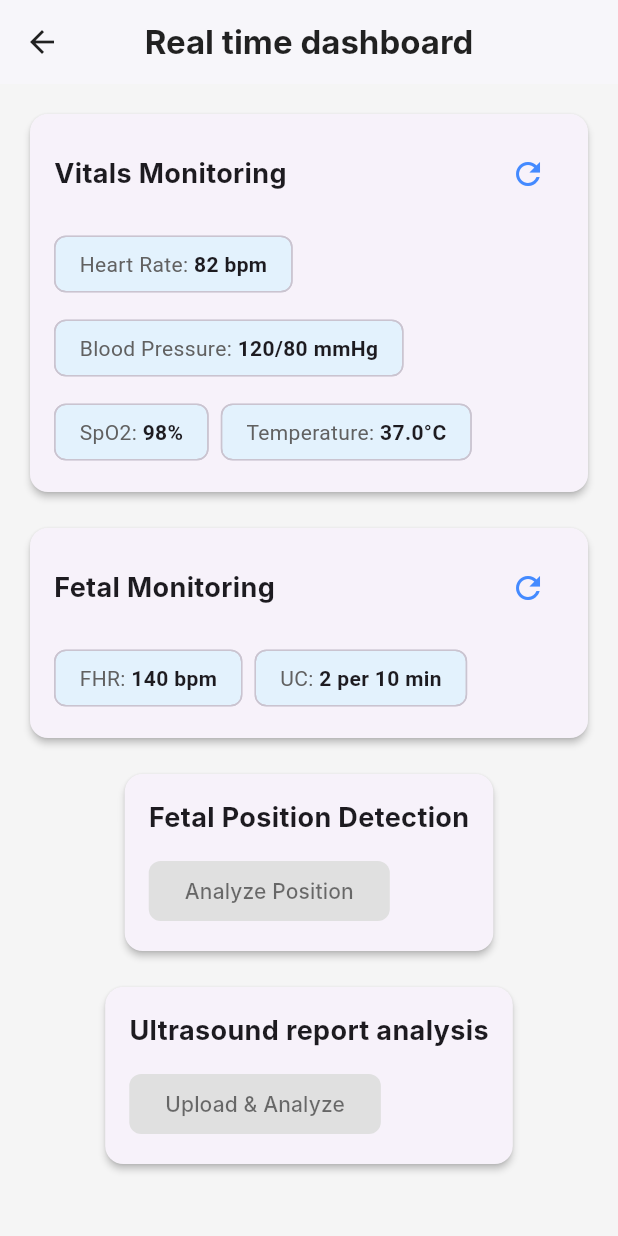
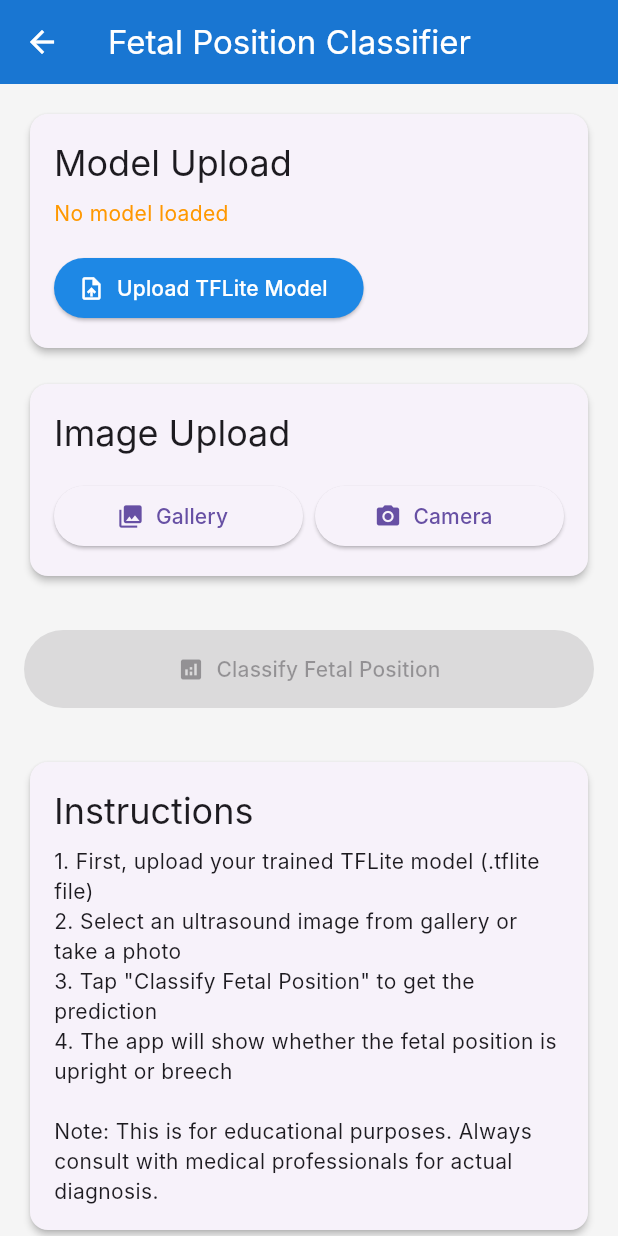
Before and after one commit to Tejashj/maternalhealthcare_app, a Flutter app: the DashboardScreen screen opened directly, after a tap on "Upload & Analyze", on a phone screen of 412 x 824 dp. Run offline on Flutter 3.47's test engine with Material 3 defaults, Android fonts, the phone set to English and light mode, and no system bars; our stand-ins replace appwrite, file_picker, firebase_auth, firebase_core, flutter_dotenv, flutter_signin_button and 6 more; missing offline and left inert: tflite_flutter; accounts and stored records are empty; Roboto replaces fonts that are missing (Inter).

Commit message:
maternal dashboard

```diff
--- /dev/null
+++ b/assets/labels/labels.txt
@@ -0,0 +1,3 @@
+0 Class 1
+1 breech
+2 upright
--- a/lib/patient_side/screens/dashboard.dart
+++ b/lib/patient_side/screens/dashboard.dart
@@ -1,8 +1,10 @@
 import 'package:flutter/material.dart';
+import 'package:maternalhealthcare/patient_side/provider/patient_provider.dart';
+import 'package:maternalhealthcare/patient_side/widgets/action_card.dart';
+import 'package:maternalhealthcare/patient_side/widgets/monitoring_card.dart';
 import 'package:provider/provider.dart';
-import '../provider/patient_provider.dart';
-import '../widgets/action_card.dart';
-import '../widgets/monitoring_card.dart';
+import 'maternaldashboard.dart';
+import 'positionclassifier.dart';
 
 class DashboardScreen extends StatelessWidget {
   const DashboardScreen({super.key});
@@ -32,8 +34,7 @@ class DashboardScreen extends StatelessWidget {
                   title: 'Vitals Monitoring',
                   isLoading: patientData.isVitalsLoading,
                   onRefresh: () => patientData.fetchVitals(),
-                  dataWidgets:
-                      patientData.vitals
+                  dataWidgets: patientData.vitals
                       .map(
                         (vital) =>
                             DataChip(label: vital.name, value: vital.value),
@@ -47,8 +48,7 @@ class DashboardScreen extends StatelessWidget {
                   title: 'Fetal Monitoring',
                   isLoading: patientData.isFetalDataLoading,
                   onRefresh: () => patientData.fetchFetalData(),
-                  dataWidgets:
-                      patientData.fetalData
+                  dataWidgets: patientData.fetalData
                       .map(
                         (data) =>
                             DataChip(label: data.name, value: data.value),
@@ -57,18 +57,32 @@ class DashboardScreen extends StatelessWidget {
                 ),
                 const SizedBox(height: 16),
 
-                // Action cards remain stateless as they don't depend on the provider
+                // Action cards with navigation
                 ActionCard(
                   title: 'Fetal Position Detection',
                   buttonText: 'Analyze Position',
-                  onButtonPressed: () {},
+                  onButtonPressed: () {
+                    Navigator.push(
+                      context,
+                      MaterialPageRoute(
+                        builder: (context) =>  ECGMonitorApp(),
+                      ),
+                    );
+                  },
                 ),
                 const SizedBox(height: 16),
 
                 ActionCard(
                   title: 'Ultrasound report analysis',
                   buttonText: 'Upload & Analyze',
-                  onButtonPressed: () {},
+                  onButtonPressed: () {
+                    Navigator.push(
+                      context,
+                      MaterialPageRoute(
+                        builder: (context) => FetalPositionClassifier(),
+                      ),
+                    );
+                  },
                 ),
               ],
             ),
--- /dev/null
+++ b/lib/patient_side/screens/positionclassifier.dart
@@ -0,0 +1,445 @@
+import 'package:flutter/material.dart';
+import 'package:file_picker/file_picker.dart';
+import 'package:tflite_flutter/tflite_flutter.dart';
+import 'package:image/image.dart' as img;
+import 'package:image_picker/image_picker.dart';
+import 'dart:io';
+import 'dart:typed_data';
+import 'dart:math';
+
+
+class FetalPositionClassifier extends StatefulWidget {
+  @override
+  _FetalPositionClassifierState createState() => _FetalPositionClassifierState();
+}
+
+class _FetalPositionClassifierState extends State<FetalPositionClassifier> {
+  Interpreter? _interpreter;
+  File? _modelFile;
+  File? _imageFile;
+  String _result = '';
+  bool _isLoading = false;
+  String _modelStatus = 'No model loaded';
+
+  final ImagePicker _picker = ImagePicker();
+
+  @override
+  void initState() {
+    super.initState();
+  }
+
+  @override
+  void dispose() {
+    _interpreter?.close();
+    super.dispose();
+  }
+
+  // Upload TFLite model
+  Future<void> _uploadModel() async {
+    try {
+      FilePickerResult? result = await FilePicker.platform.pickFiles(
+        type: FileType.custom,
+        allowedExtensions: ['tflite'],
+      );
+
+      if (result != null && result.files.single.path != null) {
+        setState(() {
+          _modelFile = File(result.files.single.path!);
+          _modelStatus = 'Loading model...';
+        });
+
+        await _loadModel();
+      }
+    } catch (e) {
+      setState(() {
+        _modelStatus = 'Error loading model: $e';
+      });
+    }
+  }
+
+  // Load the TFLite model
+  Future<void> _loadModel() async {
+    try {
+      if (_modelFile != null) {
+        _interpreter?.close();
+        _interpreter = await Interpreter.fromFile(_modelFile!);
+
+        setState(() {
+          _modelStatus = 'Model loaded successfully';
+        });
+
+        // Print model input/output details for debugging
+        print('Input shape: ${_interpreter!.getInputTensor(0).shape}');
+        print('Output shape: ${_interpreter!.getOutputTensor(0).shape}');
+      }
+    } catch (e) {
+      setState(() {
+        _modelStatus = 'Error loading model: $e';
+      });
+    }
+  }
+
+  // Pick image from gallery or camera
+  Future<void> _pickImage(ImageSource source) async {
+    try {
+      final XFile? pickedFile = await _picker.pickImage(source: source);
+
+      if (pickedFile != null) {
+        setState(() {
+          _imageFile = File(pickedFile.path);
+          _result = '';
+        });
+      }
+    } catch (e) {
+      ScaffoldMessenger.of(context).showSnackBar(
+        SnackBar(content: Text('Error picking image: $e')),
+      );
+    }
+  }
+
+  // Preprocess image for model input
+  Float32List _preprocessImage(File imageFile) {
+    // Read and decode image
+    final imageBytes = imageFile.readAsBytesSync();
+    img.Image? image = img.decodeImage(imageBytes);
+
+    if (image == null) {
+      throw Exception('Could not decode image');
+    }
+
+    // Resize image to model input size (assuming 224x224, adjust as needed)
+    img.Image resizedImage = img.copyResize(image, width: 224, height: 224);
+
+    // Convert to Float32List and normalize
+    Float32List input = Float32List(1 * 224 * 224 * 3);
+    int pixelIndex = 0;
+
+    for (int y = 0; y < 224; y++) {
+      for (int x = 0; x < 224; x++) {
+        img.Pixel pixel = resizedImage.getPixel(x, y);
+
+        // Normalize pixel values to [0, 1] or [-1, 1] depending on your model
+        input[pixelIndex++] = pixel.r / 255.0;
+        input[pixelIndex++] = pixel.g / 255.0;
+        input[pixelIndex++] = pixel.b / 255.0;
+      }
+    }
+
+    return input;
+  }
+
+  // Run inference
+  Future<void> _classifyImage() async {
+    if (_interpreter == null) {
+      setState(() {
+        _result = 'Please load a model first';
+      });
+      return;
+    }
+
+    if (_imageFile == null) {
+      setState(() {
+        _result = 'Please select an image first';
+      });
+      return;
+    }
+
+    setState(() {
+      _isLoading = true;
+      _result = '';
+    });
+
+    try {
+      // Preprocess image
+      Float32List input = _preprocessImage(_imageFile!);
+
+      // Reshape input for the model [1, 224, 224, 3]
+      var inputTensor = input.reshape([1, 224, 224, 3]);
+
+      // Prepare output tensor
+      var outputTensor = Float32List(2).reshape([1, 2]); // Assuming binary classification
+
+      // Run inference
+      _interpreter!.run(inputTensor, outputTensor);
+
+      // Process results
+      List<double> probabilities = outputTensor[0].cast<double>();
+
+      // Determine prediction
+      String prediction;
+      double confidence;
+
+      if (probabilities[0] > probabilities[1]) {
+        prediction = 'Upright Position';
+        confidence = probabilities[0];
+      } else {
+        prediction = 'Breech Position';
+        confidence = probabilities[1];
+      }
+
+      setState(() {
+        _result = '$prediction\nConfidence: ${(confidence * 100).toStringAsFixed(1)}%';
+        _isLoading = false;
+      });
+
+    } catch (e) {
+      setState(() {
+        _result = 'Error during classification: $e';
+        _isLoading = false;
+      });
+    }
+  }
+
+  @override
+  Widget build(BuildContext context) {
+    return Scaffold(
+      appBar: AppBar(
+        title: Text('Fetal Position Classifier'),
+        backgroundColor: Colors.blue[700],
+        foregroundColor: Colors.white,
+      ),
+      body: SingleChildScrollView(
+        padding: EdgeInsets.all(16.0),
+        child: Column(
+          crossAxisAlignment: CrossAxisAlignment.stretch,
+          children: [
+            // Model Upload Section
+            Card(
+              child: Padding(
+                padding: EdgeInsets.all(16.0),
+                child: Column(
+                  crossAxisAlignment: CrossAxisAlignment.start,
+                  children: [
+                    Text(
+                      'Model Upload',
+                      style: Theme.of(context).textTheme.headlineSmall,
+                    ),
+                    SizedBox(height: 8),
+                    Text(
+                      _modelStatus,
+                      style: TextStyle(
+                        color: _modelStatus.contains('successfully')
+                            ? Colors.green
+                            : _modelStatus.contains('Error')
+                                ? Colors.red
+                                : Colors.orange,
+                      ),
+                    ),
+                    SizedBox(height: 16),
+                    ElevatedButton.icon(
+                      onPressed: _uploadModel,
+                      icon: Icon(Icons.upload_file),
+                      label: Text('Upload TFLite Model'),
+                      style: ElevatedButton.styleFrom(
+                        backgroundColor: Colors.blue[600],
+                        foregroundColor: Colors.white,
+                      ),
+                    ),
+                  ],
+                ),
+              ),
+            ),
+
+            SizedBox(height: 16),
+
+            // Image Upload Section
+            Card(
+              child: Padding(
+                padding: EdgeInsets.all(16.0),
+                child: Column(
+                  crossAxisAlignment: CrossAxisAlignment.start,
+                  children: [
+                    Text(
+                      'Image Upload',
+                      style: Theme.of(context).textTheme.headlineSmall,
+                    ),
+                    SizedBox(height: 16),
+                    Row(
+                      children: [
+                        Expanded(
+                          child: ElevatedButton.icon(
+                            onPressed: () => _pickImage(ImageSource.gallery),
+                            icon: Icon(Icons.photo_library),
+                            label: Text('Gallery'),
+                          ),
+                        ),
+                        SizedBox(width: 8),
+                        Expanded(
+                          child: ElevatedButton.icon(
+                            onPressed: () => _pickImage(ImageSource.camera),
+                            icon: Icon(Icons.camera_alt),
+                            label: Text('Camera'),
+                          ),
+                        ),
+                      ],
+                    ),
+                  ],
+                ),
+              ),
+            ),
+
+            SizedBox(height: 16),
+
+            // Image Preview
+            if (_imageFile != null)
+              Card(
+                child: Padding(
+                  padding: EdgeInsets.all(16.0),
+                  child: Column(
+                    crossAxisAlignment: CrossAxisAlignment.start,
+                    children: [
+                      Text(
+                        'Selected Image',
+                        style: Theme.of(context).textTheme.headlineSmall,
+                      ),
+                      SizedBox(height: 16),
+                      Container(
+                        height: 200,
+                        width: double.infinity,
+                        decoration: BoxDecoration(
+                          border: Border.all(color: Colors.grey),
+                          borderRadius: BorderRadius.circular(8),
+                        ),
+                        child: ClipRRect(
+                          borderRadius: BorderRadius.circular(8),
+                          child: Image.file(
+                            _imageFile!,
+                            fit: BoxFit.contain,
+                          ),
+                        ),
+                      ),
+                    ],
+                  ),
+                ),
+              ),
+
+            SizedBox(height: 16),
+
+            // Classification Button
+            ElevatedButton.icon(
+              onPressed: (_interpreter != null && _imageFile != null && !_isLoading)
+                  ? _classifyImage
+                  : null,
+              icon: _isLoading
+                  ? SizedBox(
+                      width: 20,
+                      height: 20,
+                      child: CircularProgressIndicator(strokeWidth: 2),
+                    )
+                  : Icon(Icons.analytics),
+              label: Text(_isLoading ? 'Classifying...' : 'Classify Fetal Position'),
+              style: ElevatedButton.styleFrom(
+                backgroundColor: Colors.green[600],
+                foregroundColor: Colors.white,
+                padding: EdgeInsets.symmetric(vertical: 16),
+              ),
+            ),
+
+            SizedBox(height: 16),
+
+            // Results Section
+            if (_result.isNotEmpty)
+              Card(
+                child: Padding(
+                  padding: EdgeInsets.all(16.0),
+                  child: Column(
+                    crossAxisAlignment: CrossAxisAlignment.start,
+                    children: [
+                      Text(
+                        'Classification Result',
+                        style: Theme.of(context).textTheme.headlineSmall,
+                      ),
+                      SizedBox(height: 16),
+                      Container(
+                        width: double.infinity,
+                        padding: EdgeInsets.all(16),
+                        decoration: BoxDecoration(
+                          color: _result.contains('Upright')
+                              ? Colors.green[50]
+                              : Colors.orange[50],
+                          border: Border.all(
+                            color: _result.contains('Upright')
+                                ? Colors.green
+                                : Colors.orange,
+                          ),
+                          borderRadius: BorderRadius.circular(8),
+                        ),
+                        child: Text(
+                          _result,
+                          style: TextStyle(
+                            fontSize: 18,
+                            fontWeight: FontWeight.bold,
+                            color: _result.contains('Upright')
+                                ? Colors.green[800]
+                                : Colors.orange[800],
+                          ),
+                          textAlign: TextAlign.center,
+                        ),
+                      ),
+                    ],
+                  ),
+                ),
+              ),
+
+            SizedBox(height: 16),
+
+            // Instructions
+            Card(
+              child: Padding(
+                padding: EdgeInsets.all(16.0),
+                child: Column(
+                  crossAxisAlignment: CrossAxisAlignment.start,
+                  children: [
+                    Text(
+                      'Instructions',
+                      style: Theme.of(context).textTheme.headlineSmall,
+                    ),
+                    SizedBox(height: 8),
+                    Text(
+                      '1. First, upload your trained TFLite model (.tflite file)\n'
+                      '2. Select an ultrasound image from gallery or take a photo\n'
+                      '3. Tap "Classify Fetal Position" to get the prediction\n'
+                      '4. The app will show whether the fetal position is upright or breech\n\n'
+                      'Note: This is for educational purposes. Always consult with medical professionals for actual diagnosis.',
+                      style: TextStyle(fontSize: 14),
+                    ),
+                  ],
+                ),
+              ),
+            ),
+          ],
+        ),
+      ),
+    );
+  }
+}
+
+// Alternative simplified preprocessing if the above doesn't work with your model
+class ImageProcessor {
+  static Float32List preprocessImageSimple(File imageFile, {int inputSize = 224}) {
+    final imageBytes = imageFile.readAsBytesSync();
+    img.Image? image = img.decodeImage(imageBytes);
+
+    if (image == null) {
+      throw Exception('Could not decode image');
+    }
+
+    // Resize and convert to grayscale if needed
+    img.Image resizedImage = img.copyResize(image, width: inputSize, height: inputSize);
+
+    // For grayscale model (1 channel)
+    Float32List input = Float32List(1 * inputSize * inputSize * 1);
+    int pixelIndex = 0;
+
+    for (int y = 0; y < inputSize; y++) {
+      for (int x = 0; x < inputSize; x++) {
+        img.Pixel pixel = resizedImage.getPixel(x, y);
+        // Convert to grayscale and normalize
+        double gray = (0.299 * pixel.r + 0.587 * pixel.g + 0.114 * pixel.b) / 255.0;
+        input[pixelIndex++] = gray;
+      }
+    }
+
+    return input;
+  }
+}
--- a/pubspec.yaml
+++ b/pubspec.yaml
@@ -29,6 +29,7 @@ environment:
 # versions available, run `flutter pub outdated`.
 dependencies:
   appwrite: ^18.0.0
+  file_picker: ^10.3.2
   firebase_auth: ^6.0.1
   firebase_core: ^4.0.0
   flutter:
@@ -37,10 +38,13 @@ dependencies:
   flutter_signin_button: ^2.1.1
   flutter_tts: ^4.2.3
   google_sign_in: ^6.1.6
+  image: ^4.5.4
+  image_picker: ^1.2.0
   provider: ^6.1.5+1
   speech_to_text: ^7.3.0
   supabase_flutter: ^2.10.0
   syncfusion_flutter_charts: ^30.2.7
+  tflite_flutter: ^0.11.0
 
 
 
@@ -77,6 +81,8 @@ flutter:
     - assets/images/vaccination.png
     - assets/images/library.png
     - assets/images/government.png
+    - assets/models/model_unquant.tflite
+    - assets/labels/labels.txt
   # An image asset can refer to one or more resolution-specific "variants", see
   # https://flutter.dev/to/resolution-aware-images
 
```
Also changed, not shown: pubspec.lock, 6 other files. Lines whose indentation alone changed are shown as unchanged.
